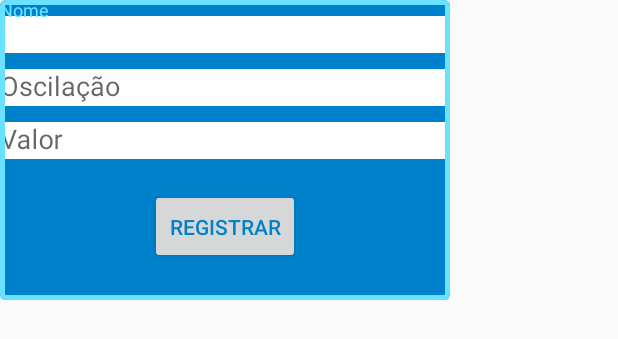
After one commit to erikAntunes/ApphandUp, an Android app: the layout novo_quote_dialog.xml on its own in the app's theme, with its tools: preview values and no code run, on a phone screen of 412 x 824 dp. The commit adds this screen. Shown: the top 339 px of the screen. Run offline under Robolectric (Android 15) with nearby library versions, the phone set to English and light mode, and no system bars.

Commit message:
dialog_registrar

```diff
--- a/app/src/main/java/com/titanz/handup/view/HomeActivity.java
+++ b/app/src/main/java/com/titanz/handup/view/HomeActivity.java
@@ -105,6 +105,21 @@ public class HomeActivity extends AppCompatActivity {
         quote10.setCod("10");
         quotesList.add(quote10);
 
+        quotesList.add(quote2);
+        quotesList.add(quote4);
+        quotesList.add(quote5);
+        quotesList.add(quote7);
+        quotesList.add(quote8);
+        quotesList.add(quote1);
+        quotesList.add(quote9);
+        quotesList.add(quote4);
+        quotesList.add(quote3);
+        quotesList.add(quote5);
+        quotesList.add(quote6);
+        quotesList.add(quote2);
+        quotesList.add(quote3);
+        quotesList.add(quote10);
+
         // Setup RecyclerView
 
 
--- a/app/src/main/res/layout/activity_home.xml
+++ b/app/src/main/res/layout/activity_home.xml
@@ -20,4 +20,8 @@
 
     <include layout="@layout/content_home" />
 
+    <LinearLayout
+        android:layout_width="wrap_content"
+        android:layout_height="wrap_content"/>
+
 </androidx.coordinatorlayout.widget.CoordinatorLayout>
--- /dev/null
+++ b/app/src/main/res/layout/novo_quote_dialog.xml
@@ -0,0 +1,88 @@
+<?xml version="1.0" encoding="utf-8"?>
+<FrameLayout xmlns:android="http://schemas.android.com/apk/res/android"
+    xmlns:app="http://schemas.android.com/apk/res-auto"
+    android:orientation="vertical"
+    android:layout_width="wrap_content"
+    android:layout_height="wrap_content">
+
+    <com.google.android.material.card.MaterialCardView
+        android:layout_width="300dp"
+        android:layout_height="200dp"
+        app:strokeColor="@color/lightBlue"
+        app:strokeWidth="3dp"
+        android:layout_gravity="center"
+        android:backgroundTint="@color/darkBlue">
+
+        <LinearLayout
+            android:layout_width="match_parent"
+            android:layout_height="match_parent"
+            android:orientation="vertical">
+
+            <com.google.android.material.textfield.TextInputLayout
+                android:layout_width="match_parent"
+                android:layout_height="wrap_content"
+                android:layout_gravity="top|center">
+                <com.google.android.material.textfield.TextInputEditText
+                    android:id="@+id/registrar_nome_Edit_Text_id"
+                    android:layout_width="match_parent"
+                    android:layout_height="wrap_content"
+                    android:hint="Nome"
+                    android:background="@color/white"
+                    android:backgroundTint="@color/white"
+                    android:textColorHint="@color/white"/>
+
+            </com.google.android.material.textfield.TextInputLayout>
+
+            <com.google.android.material.textfield.TextInputLayout
+                android:layout_width="match_parent"
+                android:layout_height="wrap_content"
+                android:layout_gravity="top|center">
+                <com.google.android.material.textfield.TextInputEditText
+                    android:id="@+id/registrar_oscilacao_Edit_Text_id"
+                    android:layout_width="match_parent"
+                    android:layout_height="wrap_content"
+                    android:hint="Oscilação"
+                    android:background="@color/white"
+                    android:backgroundTint="@color/white"
+                    android:textColorHint="@color/white"/>
+
+            </com.google.android.material.textfield.TextInputLayout>
+
+            <com.google.android.material.textfield.TextInputLayout
+                android:layout_width="match_parent"
+                android:layout_height="wrap_content"
+                android:layout_gravity="top|center">
+                <com.google.android.material.textfield.TextInputEditText
+                    android:id="@+id/registrar_valor_Edit_Text_id"
+                    android:layout_width="match_parent"
+                    android:layout_height="wrap_content"
+                    android:hint="Valor"
+                    android:background="@color/white"
+                    android:backgroundTint="@color/white"
+                    android:textColorHint="@color/white"/>
+
+            </com.google.android.material.textfield.TextInputLayout>
+
+            <Button
+                android:id="@+id/registrar_button_id"
+                android:layout_width="100dp"
+                android:layout_height="50dp"
+                android:layout_gravity="center"
+                android:layout_marginTop="20dp"
+                android:text="Registrar"
+                android:textColor="@color/darkBlue"/>
+
+
+
+
+
+
+        </LinearLayout>
+
+
+
+
+
+    </com.google.android.material.card.MaterialCardView>
+
+</FrameLayout>
```
